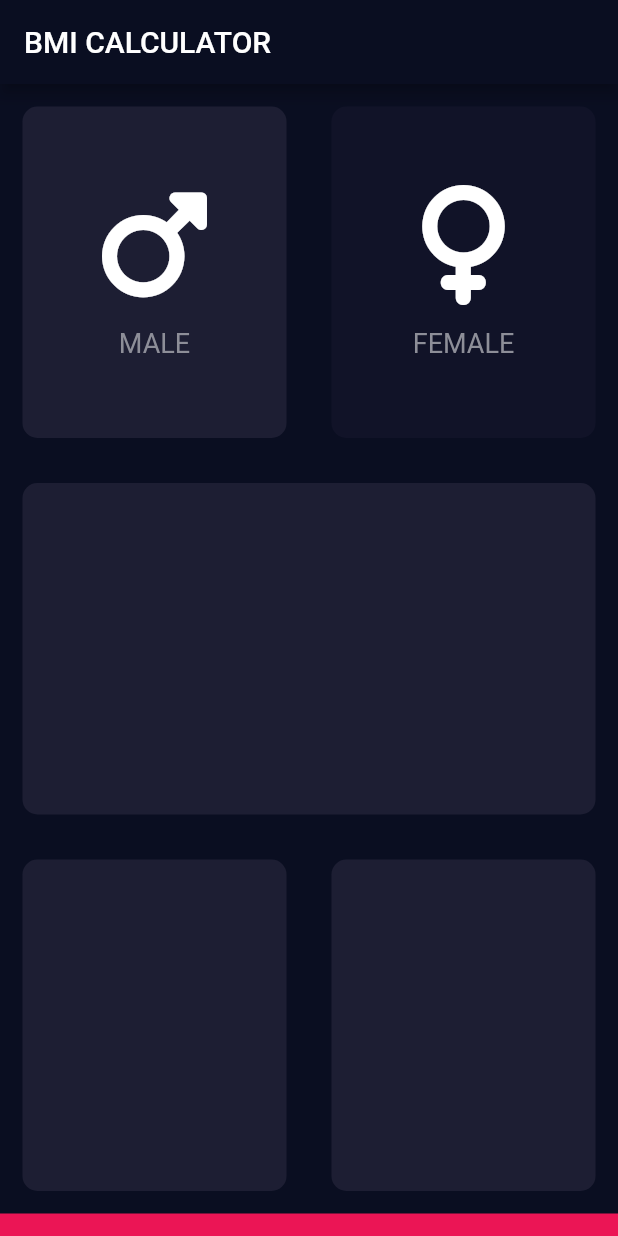
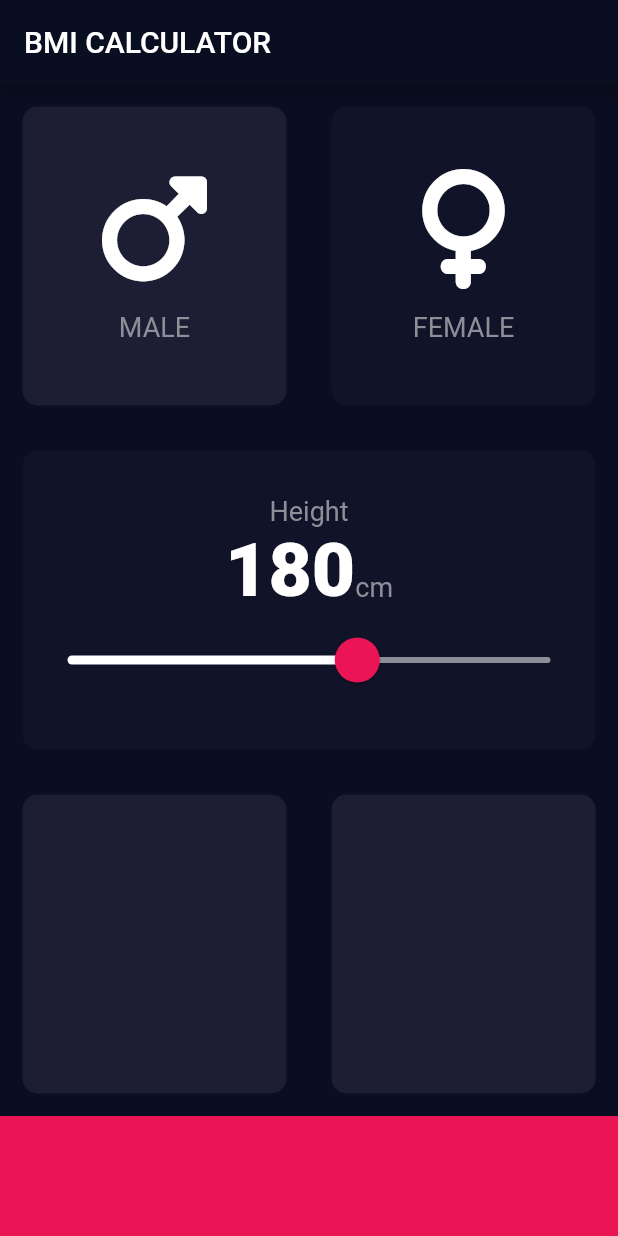
Before and after one commit to dwaynewillmakeit/bmi_calculator_flutter, a Flutter app: the screen it shows after launch, on a phone screen of 412 x 824 dp. Run offline on Flutter 3.47's test engine with Material 2 defaults, Android fonts, the phone set to English and light mode, and no system bars; our stand-ins replace font_awesome_flutter.

Commit message:
Added the Slider widget

```diff
--- a/lib/custom_widgets/icon_content.dart
+++ b/lib/custom_widgets/icon_content.dart
@@ -1,6 +1,6 @@
+import 'package:bmi_calculator_flutter/utils/constants.dart';
 import 'package:flutter/material.dart';
 
-const labelTextStyle = TextStyle(fontSize: 18, color: Color(0xFF8D8E98));
 
 class IconContent extends StatelessWidget {
   final IconData icon;
--- a/lib/pages/input_page.dart
+++ b/lib/pages/input_page.dart
@@ -4,8 +4,7 @@ import 'package:bmi_calculator_flutter/enums/gender.dart';
 import 'package:flutter/material.dart';
 import 'package:font_awesome_flutter/font_awesome_flutter.dart';
 
-const activeCardColor = Color(0xFF1D1E33);
-const inActiveCardColor = Color(0xFF111328);
+import '../utils/constants.dart';
 
 class InputPage extends StatefulWidget {
   @override
@@ -14,6 +13,7 @@ class InputPage extends StatefulWidget {
 
 class _InputPageState extends State<InputPage> {
   Gender selectedGender = Gender.male;
+  int height = 180;
 
   @override
   Widget build(BuildContext context) {
@@ -22,6 +22,7 @@ class _InputPageState extends State<InputPage> {
         title: const Text('BMI CALCULATOR'),
       ),
       body: Column(
+        crossAxisAlignment: CrossAxisAlignment.stretch,
         children: [
           Expanded(
             child: Row(
@@ -52,7 +53,7 @@ class _InputPageState extends State<InputPage> {
                     color: selectedGender == Gender.female
                         ? activeCardColor
                         : inActiveCardColor,
-                    cardChild: IconContent(
+                    cardChild: const IconContent(
                       icon: FontAwesomeIcons.venus,
                       label: "FEMALE",
                     ),
@@ -62,23 +63,64 @@ class _InputPageState extends State<InputPage> {
             ),
           ),
           Expanded(
-            child: Container(
-              margin: const EdgeInsets.all(15.0),
-              decoration: BoxDecoration(
-                  borderRadius: BorderRadius.circular(10),
-                  color: activeCardColor),
+            child: ReusableCard(
+              color: inActiveCardColor,
+              cardChild: Column(
+                mainAxisAlignment: MainAxisAlignment.center,
+                children: [
+                  Text(
+                    'Height',
+                    style: labelTextStyle,
+                  ),
+                  Row(
+                    mainAxisAlignment: MainAxisAlignment.center,
+                    crossAxisAlignment: CrossAxisAlignment.baseline,
+                    textBaseline: TextBaseline.alphabetic,
+                    children: [
+                      Text(
+                        height.toString(),
+                        style: numberTextStyle,
+                      ),
+                      Text(
+                        'cm',
+                        style: labelTextStyle,
+                      )
+                    ],
+                  ),
+                  SliderTheme(
+                    data: SliderTheme.of(context).copyWith(
+                      thumbColor: const Color(0xFFEB1555),
+                      activeTrackColor: Colors.white,
+                      inactiveTrackColor: const Color(0xFF8D8E98),
+                      overlayColor: const Color(0x29EB1555),
+                      thumbShape: const RoundSliderThumbShape(enabledThumbRadius: 15),
+                      overlayShape: const RoundSliderOverlayShape(overlayRadius: 30),
+                    ),
+                    child: Slider(
+                      value: height.toDouble(),
+                      onChanged: (newValue) {
+                        setState(() {
+                          height = newValue.round();
+                        });
+                      },
+                      min: 120,
+                      max: 220,
+                    ),
+                  ),
+                ],
+              ),
+              onPress: () {},
             ),
           ),
-           Expanded(
+          Expanded(
             child: Row(
               children: [
                 Expanded(
-                  child: ReusableCard(onPress: () {
-                  }, color: activeCardColor),
+                  child: ReusableCard(onPress: () {}, color: activeCardColor),
                 ),
                 Expanded(
                   child: ReusableCard(
-                    onPress: (){},
+                    onPress: () {},
                     color: activeCardColor,
                   ),
                 )
@@ -86,8 +128,8 @@ class _InputPageState extends State<InputPage> {
             ),
           ),
           Container(
-            color: const Color(0XFFEB1555),
-            height: 15,
+            color: bottomContainerColor,
+            height: bottomContainerHeight,
           )
         ],
       ),
--- /dev/null
+++ b/lib/utils/constants.dart
@@ -0,0 +1,10 @@
+import 'package:flutter/material.dart';
+
+const labelTextStyle = TextStyle(fontSize: 18, color: Color(0xFF8D8E98));
+const numberTextStyle = TextStyle(fontSize: 50, fontWeight: FontWeight.w900);
+
+const activeCardColor = Color(0xFF1D1E33);
+const inActiveCardColor = Color(0xFF111328);
+const bottomContainerColor = Color(0xFFEB1555);
+
+const bottomContainerHeight = 80.0;
```
